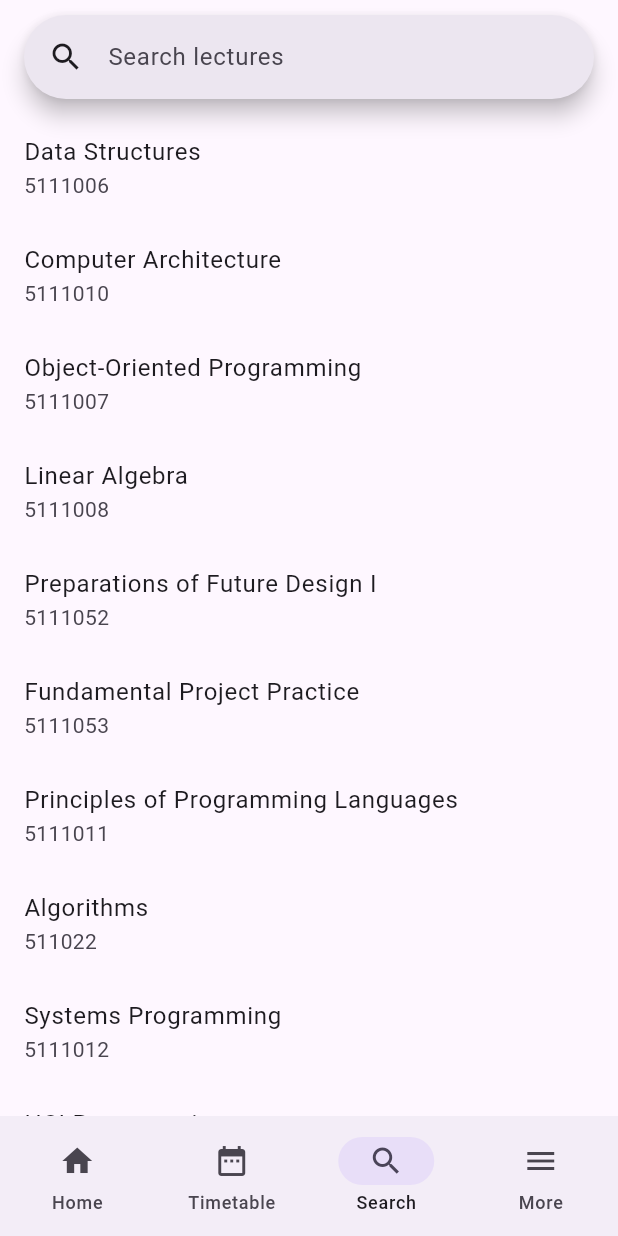
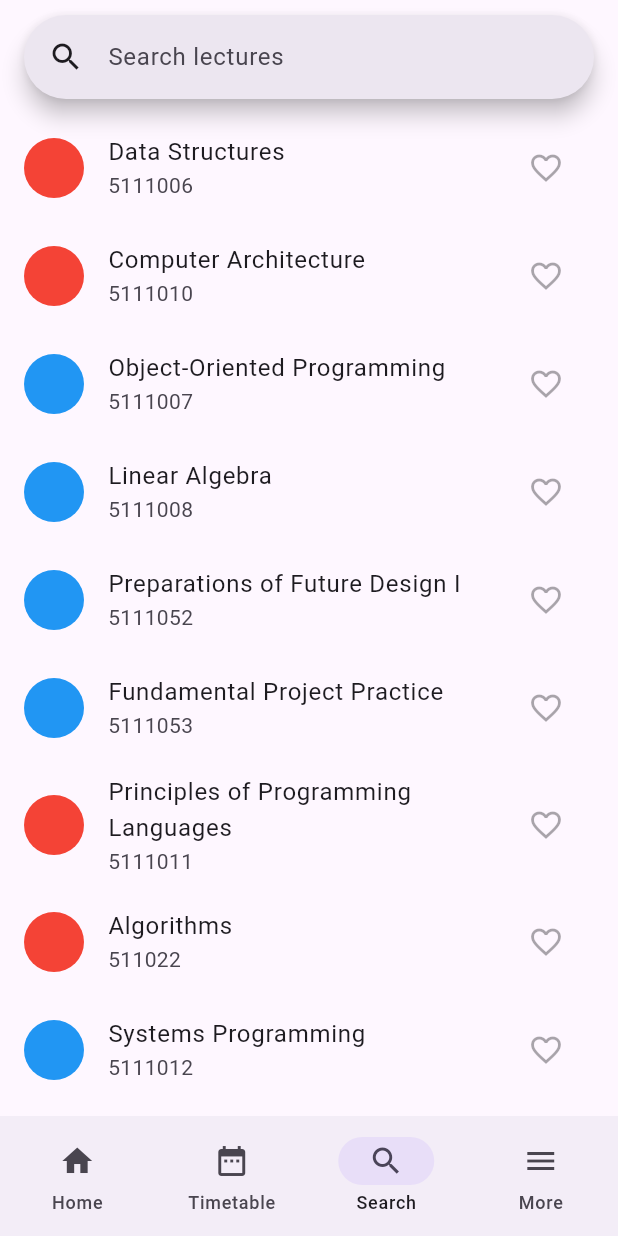
Before and after one commit to dustmqdyd/act1, a Flutter app: the screen it shows after launch, item 3 of the bottom bar chosen, on a phone screen of 412 x 824 dp. Run offline on Flutter 3.47's test engine with Material 2 defaults, Android fonts, the phone set to English and light mode, and no system bars.

Commit message:
Add lecture_page.dart & lecture_info.dart
1. lecture_page.dart
   Basic layout for lecture information.
   Adjust PageView on lecture_info.dart.

2. lecture_info.dart
   Basic format for lecture information.

3. lecture_model.dart
   Add year parameter to indicate version of the lecture
   Change existing year parameter to grade parameter

4. main.dart
   Add some trailing commas at the end.

```diff
--- a/lib/lecture_model.dart
+++ b/lib/lecture_model.dart
@@ -1,11 +1,14 @@
 class LectureModel {
   final int? year;
+  final int? grade;
   final int? semester;
   final String lectureName;
   final int? lectureNumber;
   final bool? isCompulsory;
   final int? credit;
 
-  LectureModel(this.year, this.semester, this.lectureName, this.lectureNumber,
-      this.isCompulsory, this.credit);
+  LectureModel(this.year, this.grade, this.semester, this.lectureName,
+      this.lectureNumber, this.isCompulsory, this.credit);
 }
+
+// https://www.youtube.com/watch?v=ZSVnIphlGKI
--- a/lib/main.dart
+++ b/lib/main.dart
@@ -18,7 +18,9 @@ class _MyAppState extends State<MyApp> {
   @override
   Widget build(BuildContext context) {
     return MaterialApp(
-      theme: ThemeData(useMaterial3: true),
+      theme: ThemeData(
+        useMaterial3: true,
+      ),
       home: Scaffold(
         body: SafeArea(
             child: const [
--- a/lib/search.dart
+++ b/lib/search.dart
@@ -1,6 +1,7 @@
 import 'package:flutter/material.dart';
 
 import 'package:mysample/lecture_model.dart';
+import 'package:mysample/lecture_page.dart';
 
 class SearchPage extends StatefulWidget {
   const SearchPage({super.key});
@@ -13,18 +14,42 @@ class _SearchPageState extends State<SearchPage> {
   static List<LectureModel> tileList = [
     // Sample lecture models
 
-    LectureModel(2, 1, 'Data Structures', 5111006, true, 3),
-    LectureModel(2, 1, 'Computer Architecture', 5111010, true, 3),
-    LectureModel(2, 1, 'Object-Oriented Programming', 5111007, false, 3),
-    LectureModel(2, 1, 'Linear Algebra', 5111008, false, 3),
-    LectureModel(2, 1, 'Preparations of Future Design I', 5111052, false, 1),
-    LectureModel(2, 1, 'Fundamental Project Practice', 5111053, false, 2),
-    LectureModel(2, 2, 'Principles of Programming Languages', 5111011, true, 3),
-    LectureModel(2, 2, 'Algorithms', 511022, true, 3),
-    LectureModel(2, 2, 'Systems Programming', 5111012, false, 3),
-    LectureModel(2, 2, 'HCI Programming', 5111014, false, 3),
-    LectureModel(2, 2, 'Preparations of Future Design II', 5111054, false, 1),
-    LectureModel(2, 2, 'Open Source Development Project Practice', 5111070, false, 2),
+    LectureModel(2019, 2, 1, 'Data Structures', 5111006, true, 3),
+    LectureModel(2019, 2, 1, 'Computer Architecture', 5111010, true, 3),
+    LectureModel(2019, 2, 1, 'Object-Oriented Programming', 5111007, false, 3),
+    LectureModel(2019, 2, 1, 'Linear Algebra', 5111008, false, 3),
+    LectureModel(
+        2019, 2, 1, 'Preparations of Future Design I', 5111052, false, 1),
+    LectureModel(2019, 2, 1, 'Fundamental Project Practice', 5111053, false, 2),
+    LectureModel(
+        2019, 2, 2, 'Principles of Programming Languages', 5111011, true, 3),
+    LectureModel(2019, 2, 2, 'Algorithms', 511022, true, 3),
+    LectureModel(2019, 2, 2, 'Systems Programming', 5111012, false, 3),
+    LectureModel(2019, 2, 2, 'HCI Programming', 5111014, false, 3),
+    LectureModel(
+        2019, 2, 2, 'Preparations of Future Design II', 5111054, false, 1),
+    LectureModel(2019, 2, 2, 'Open Source Development Project Practice',
+        5111070, false, 2),
+    LectureModel(2019, 3, 1, 'Operation Systems', 5111015, true, 3),
+    LectureModel(2019, 3, 1, 'Object-Oriented Design', 5111016, true, 3),
+    LectureModel(
+        2019, 3, 1, 'Web-based Software Development', 5111018, false, 3),
+    LectureModel(2019, 3, 1, 'Compiler', 5111023, false, 3),
+    LectureModel(2019, 3, 1, 'Computer Networks', 5111025, false, 3),
+    LectureModel(
+        2019, 3, 1, 'Implementation of Future Design I', 5111056, false, 1),
+    LectureModel(2019, 3, 1, 'Open Source Project Application Practice',
+        5111071, false, 2),
+    LectureModel(2019, 3, 2, 'Software Engineering', 5111024, true, 3),
+    LectureModel(2019, 3, 2, 'Interlink Project Practice, Comprehensive Design',
+        5111061, true, 2),
+    LectureModel(2019, 3, 2, 'Probability and Statistics', 5111013, false, 3),
+    LectureModel(2019, 3, 2, 'Database System', 5111026, false, 3),
+    LectureModel(2019, 3, 2, 'Computer Graphics', 5111027, false, 3),
+    LectureModel(2019, 3, 2, 'Firmware Programming', 5111045, false, 3),
+    LectureModel(
+        2019, 3, 2, 'Implementation of Future Design II', 5111058, false, 1),
+    LectureModel(2019, 3, 2, 'Cloud Computing', 5111072, false, 3),
   ];
 
   List<LectureModel> tileListList = List.from(tileList);
@@ -66,8 +91,25 @@ class _SearchPageState extends State<SearchPage> {
         SliverList(
           delegate: SliverChildBuilderDelegate(
             (context, index) => ListTile(
-              title: Text(tileList[index].lectureName),
-              subtitle: Text(tileList[index].lectureNumber.toString()),
+              leading: CircleAvatar(
+                backgroundColor:
+                    tileList[index].isCompulsory! ? Colors.red : Colors.blue,
+              ),
+              title: Text(
+                tileList[index].lectureName,
+              ),
+              subtitle: Text(
+                tileList[index].lectureNumber.toString(),
+              ),
+              trailing: const IconButton(
+                onPressed: null,
+                icon: Icon(Icons.favorite_border),
+              ),
+              onTap: () => Navigator.push(
+                  context,
+                  MaterialPageRoute(
+                    builder: (context) => LecturePage(tileList[index]),
+                  )),
             ),
             childCount: tileList.length,
           ),
```
Also changed, not shown: lib/lecture_info.dart (added, +86 -0 lines), lib/lecture_page.dart (added, +31 -0 lines).
